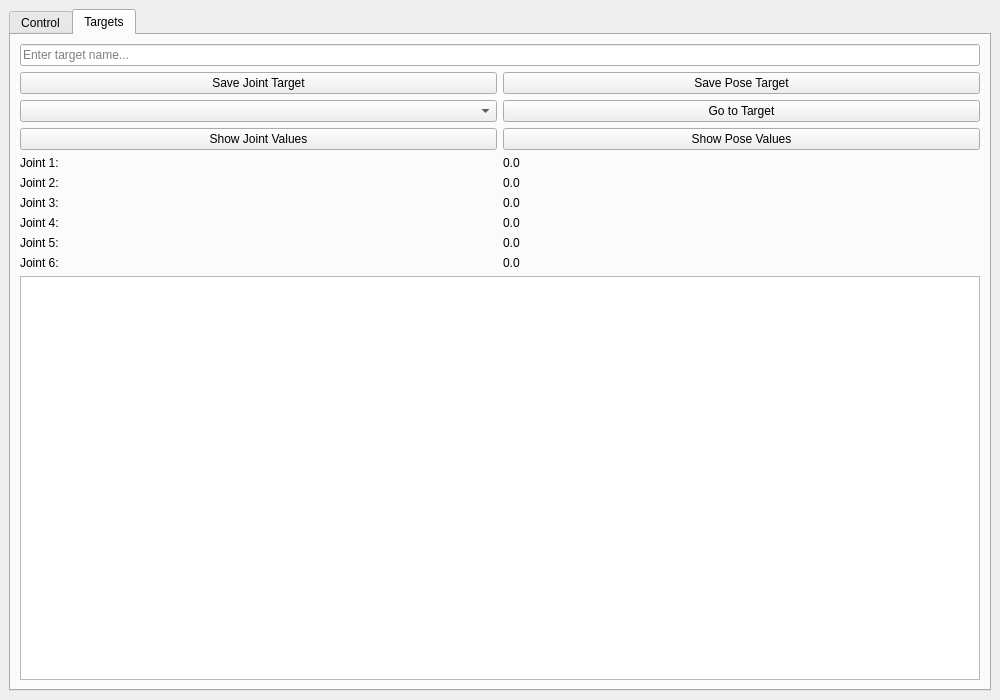
Qt form parol6_gui/mainwindow.ui (syedazif321/parol6) before a commit.
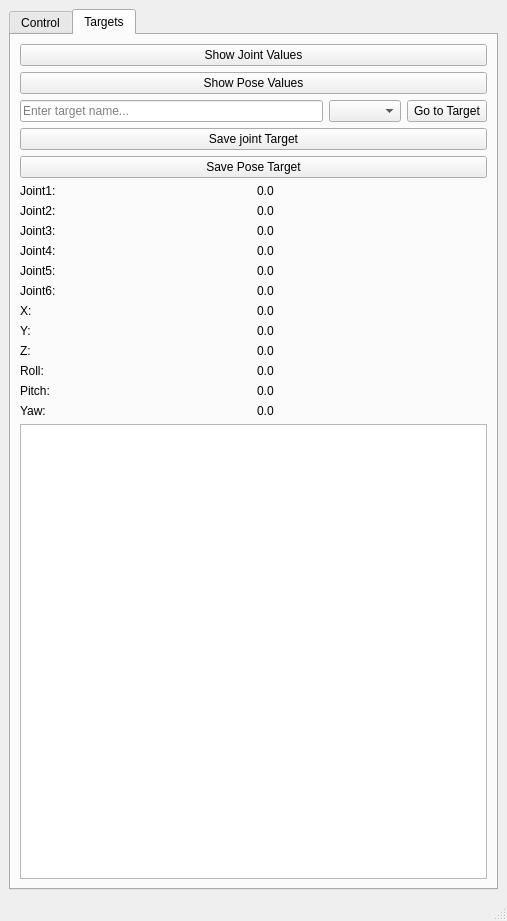
The same form after that commit. The open tabs and pages were chosen to show the change.

Commit message: Enhance UI and Pipeline Functionality

What changed in the file:
```diff
--- a/parol6_gui/mainwindow.ui
+++ b/parol6_gui/mainwindow.ui
@@ -6,8 +6,8 @@
    <rect>
     <x>0</x>
     <y>0</y>
-    <width>1000</width>
-    <height>700</height>
+    <width>507</width>
+    <height>921</height>
    </rect>
   </property>
   <property name="windowTitle">
@@ -18,7 +18,7 @@
     <item>
      <widget class="QTabWidget" name="tabWidget">
       <property name="currentIndex">
-       <number>0</number>
+       <number>1</number>
       </property>
       <widget class="QWidget" name="tab_control">
        <attribute name="title">
@@ -26,8 +26,162 @@
        </attribute>
        <layout class="QVBoxLayout" name="controlLayout">
         <item>
-         <layout class="QHBoxLayout" name="jogControls">
+         <widget class="QGroupBox" name="groupBoxJointControl">
+          <property name="title">
+           <string>Joint Control</string>
+          </property>
+          <layout class="QGridLayout" name="gridLayoutJointControl">
+           <item row="0" column="0">
+            <widget class="QLabel" name="labelJoint1">
+             <property name="text">
+              <string>Joint 1:</string>
+             </property>
+            </widget>
+           </item>
+           <item row="0" column="1">
+            <widget class="QDoubleSpinBox" name="spinJoint1"/>
+           </item>
+           <item row="1" column="0">
+            <widget class="QLabel" name="labelJoint2">
+             <property name="text">
+              <string>Joint 2:</string>
+             </property>
+            </widget>
+           </item>
+           <item row="1" column="1">
+            <widget class="QDoubleSpinBox" name="spinJoint2"/>
+           </item>
+           <item row="2" column="0">
+            <widget class="QLabel" name="labelJoint3">
+             <property name="text">
+              <string>Joint 3:</string>
+             </property>
+            </widget>
+           </item>
+           <item row="2" column="1">
+            <widget class="QDoubleSpinBox" name="spinJoint3"/>
+           </item>
+           <item row="3" column="0">
+            <widget class="QLabel" name="labelJoint4">
+             <property name="text">
+              <string>Joint 4:</string>
+             </property>
+            </widget>
+           </item>
+           <item row="3" column="1">
+            <widget class="QDoubleSpinBox" name="spinJoint4"/>
+           </item>
+           <item row="4" column="0">
+            <widget class="QLabel" name="labelJoint5">
+             <property name="text">
+              <string>Joint 5:</string>
+             </property>
+            </widget>
+           </item>
+           <item row="4" column="1">
+            <widget class="QDoubleSpinBox" name="spinJoint5"/>
+           </item>
+           <item row="5" column="0">
+            <widget class="QLabel" name="labelJoint6">
+             <property name="text">
+              <string>Joint 6:</string>
+             </property>
+            </widget>
+           </item>
+           <item row="5" column="1">
+            <widget class="QDoubleSpinBox" name="spinJoint6"/>
+           </item>
+           <item row="6" column="0" colspan="2">
+            <widget class="QPushButton" name="btnApplyJointPositions">
+             <property name="text">
+              <string>Apply Joint Positions</string>
+             </property>
+            </widget>
+           </item>
+          </layout>
+         </widget>
+        </item>
           <item>
+         <widget class="QGroupBox" name="groupBoxPoseControl">
+          <property name="title">
+           <string>Cartesian Pose Control</string>
+          </property>
+          <layout class="QGridLayout" name="gridLayoutPoseControl">
+           <item row="0" column="0">
+            <widget class="QLabel" name="labelX">
+             <property name="text">
+              <string>X:</string>
+             </property>
+            </widget>
+           </item>
+           <item row="0" column="1">
+            <widget class="QDoubleSpinBox" name="spinX"/>
+           </item>
+           <item row="1" column="0">
+            <widget class="QLabel" name="labelY">
+             <property name="text">
+              <string>Y:</string>
+             </property>
+            </widget>
+           </item>
+           <item row="1" column="1">
+            <widget class="QDoubleSpinBox" name="spinY"/>
+           </item>
+           <item row="2" column="0">
+            <widget class="QLabel" name="labelZ">
+             <property name="text">
+              <string>Z:</string>
+             </property>
+            </widget>
+           </item>
+           <item row="2" column="1">
+            <widget class="QDoubleSpinBox" name="spinZ"/>
+           </item>
+           <item row="3" column="0">
+            <widget class="QLabel" name="labelRoll">
+             <property name="text">
+              <string>Roll:</string>
+             </property>
+            </widget>
+           </item>
+           <item row="3" column="1">
+            <widget class="QDoubleSpinBox" name="spinRoll"/>
+           </item>
+           <item row="4" column="0">
+            <widget class="QLabel" name="labelPitch">
+             <property name="text">
+              <string>Pitch:</string>
+             </property>
+            </widget>
+           </item>
+           <item row="4" column="1">
+            <widget class="QDoubleSpinBox" name="spinPitch"/>
+           </item>
+           <item row="5" column="0">
+            <widget class="QLabel" name="labelYaw">
+             <property name="text">
+              <string>Yaw:</string>
+             </property>
+            </widget>
+           </item>
+           <item row="5" column="1">
+            <widget class="QDoubleSpinBox" name="spinYaw"/>
+           </item>
+           <item row="6" column="0" colspan="2">
+            <widget class="QPushButton" name="btnMoveToPose">
+             <property name="text">
+              <string>Move End-Effector</string>
+             </property>
+            </widget>
+           </item>
+          </layout>
+         </widget>
+        </item>
+        <item>
+         <widget class="QGroupBox" name="groupBoxJogControls">
+          <property name="title">
+           <string>Jog Controls</string>
+          </property>
            <layout class="QGridLayout" name="gridLayoutJog">
             <item row="0" column="0">
              <widget class="QPushButton" name="btnJogXPlus">
@@ -72,71 +226,52 @@
              </widget>
             </item>
             <item row="3" column="0">
-             <widget class="QPushButton" name="btnJogRPlus">
+            <widget class="QPushButton" name="btnJogRollPlus">
               <property name="text">
                <string>Roll+</string>
               </property>
              </widget>
             </item>
             <item row="3" column="1">
-             <widget class="QPushButton" name="btnJogRMinus">
+            <widget class="QPushButton" name="btnJogRollMinus">
               <property name="text">
                <string>Roll-</string>
               </property>
              </widget>
             </item>
             <item row="4" column="0">
-             <widget class="QPushButton" name="btnJogPPlus">
+            <widget class="QPushButton" name="btnJogPitchPlus">
               <property name="text">
                <string>Pitch+</string>
               </property>
              </widget>
             </item>
             <item row="4" column="1">
-             <widget class="QPushButton" name="btnJogPMinus">
+            <widget class="QPushButton" name="btnJogPitchMinus">
               <property name="text">
                <string>Pitch-</string>
               </property>
              </widget>
             </item>
             <item row="5" column="0">
-             <widget class="QPushButton" name="btnJogYPlus">
+            <widget class="QPushButton" name="btnJogYawPlus">
               <property name="text">
                <string>Yaw+</string>
               </property>
              </widget>
             </item>
             <item row="5" column="1">
-             <widget class="QPushButton" name="btnJogYMinus">
+            <widget class="QPushButton" name="btnJogYawMinus">
               <property name="text">
                <string>Yaw-</string>
               </property>
              </widget>
             </item>
            </layout>
-          </item>
-         </layout>
-        </item>
-        <item>
-         <layout class="QHBoxLayout" name="servoControls">
-          <item>
-           <widget class="QPushButton" name="btnServoOn">
-            <property name="text">
-             <string>Servo ON</string>
-            </property>
            </widget>
           </item>
           <item>
-           <widget class="QPushButton" name="btnServoOff">
-            <property name="text">
-             <string>Servo OFF</string>
-            </property>
-           </widget>
-          </item>
-         </layout>
-        </item>
-        <item>
-         <layout class="QHBoxLayout" name="speedControl">
+         <layout class="QHBoxLayout" name="speedLayout">
           <item>
            <widget class="QLabel" name="labelSpeed">
             <property name="text">
@@ -152,15 +287,25 @@
             <property name="maximum">
              <number>200</number>
             </property>
+            <property name="value">
+             <number>100</number>
+            </property>
             <property name="orientation">
              <enum>Qt::Horizontal</enum>
             </property>
            </widget>
           </item>
+          <item>
+           <widget class="QLabel" name="labelCurrentSpeed">
+            <property name="text">
+             <string>1.0x</string>
+            </property>
+           </widget>
+          </item>
          </layout>
         </item>
         <item>
-         <layout class="QHBoxLayout" name="statusDisplay">
+         <layout class="QHBoxLayout" name="statusLayout">
           <item>
            <widget class="QLabel" name="labelBoxCount">
             <property name="text">
@@ -169,7 +314,7 @@
            </widget>
           </item>
           <item>
-           <widget class="QLabel" name="labelCurrentSpeed">
+           <widget class="QLabel" name="labelActiveSpeed">
             <property name="text">
              <string>Speed: 1.0x</string>
             </property>
@@ -184,20 +329,32 @@
           </item>
          </layout>
         </item>
-        <item>
-         <widget class="QTextEdit" name="textLog">
-          <property name="readOnly">
-           <bool>true</bool>
-          </property>
-         </widget>
-        </item>
        </layout>
       </widget>
       <widget class="QWidget" name="tab_targets">
        <attribute name="title">
         <string>Targets</string>
        </attribute>
-       <layout class="QVBoxLayout" name="targetLayout">
+       <layout class="QVBoxLayout" name="verticalLayout_3">
+        <item>
+         <layout class="QVBoxLayout" name="verticalLayout_2"/>
+        </item>
+        <item>
+         <widget class="QPushButton" name="btnShowJointValues">
+          <property name="text">
+           <string>Show Joint Values</string>
+          </property>
+         </widget>
+        </item>
+        <item>
+         <widget class="QPushButton" name="btnShowPoseValues">
+          <property name="text">
+           <string>Show Pose Values</string>
+          </property>
+         </widget>
+        </item>
+        <item>
+         <layout class="QHBoxLayout" name="targetDropdownLayout">
         <item>
          <widget class="QLineEdit" name="lineEditTargetName">
           <property name="placeholderText">
@@ -206,26 +363,6 @@
          </widget>
         </item>
         <item>
-         <layout class="QHBoxLayout" name="targetButtons">
-          <item>
-           <widget class="QPushButton" name="btnSaveJointTarget">
-            <property name="text">
-             <string>Save Joint Target</string>
-            </property>
-           </widget>
-          </item>
-          <item>
-           <widget class="QPushButton" name="btnSavePoseTarget">
-            <property name="text">
-             <string>Save Pose Target</string>
-            </property>
-           </widget>
-          </item>
-         </layout>
-        </item>
-        <item>
-         <layout class="QHBoxLayout" name="targetDropdownLayout">
-          <item>
            <widget class="QComboBox" name="comboBoxTargets"/>
           </item>
           <item>
@@ -238,104 +375,188 @@
          </layout>
         </item>
         <item>
-         <layout class="QHBoxLayout" name="targetDisplayButtons">
-          <item>
-           <widget class="QPushButton" name="btnShowJointValues">
+         <widget class="QPushButton" name="btnSaveTarget">
             <property name="text">
-             <string>Show Joint Values</string>
+           <string>Save joint Target</string>
             </property>
            </widget>
           </item>
           <item>
-           <widget class="QPushButton" name="btnShowPoseValues">
+         <widget class="QPushButton" name="btnSaveTarget_2">
             <property name="text">
-             <string>Show Pose Values</string>
-            </property>
-           </widget>
-          </item>
-         </layout>
+           <string>Save Pose Target</string>
+          </property>
+         </widget>
         </item>
         <item>
          <layout class="QGridLayout" name="jointValuesLayout">
-          <item row="0" column="0">
-           <widget class="QLabel" name="labelJoint1">
+          <item row="4" column="1">
+           <widget class="QLabel" name="valueJoint3">
             <property name="text">
-             <string>Joint 1:</string>
+             <string>0.0</string>
             </property>
            </widget>
           </item>
-          <item row="0" column="1">
+          <item row="7" column="0">
+           <widget class="QLabel" name="labelJoint6Value">
+            <property name="text">
+             <string>Joint6:</string>
+            </property>
+           </widget>
+          </item>
+          <item row="2" column="1">
            <widget class="QLabel" name="valueJoint1">
             <property name="text">
              <string>0.0</string>
             </property>
            </widget>
           </item>
-          <item row="1" column="0">
-           <widget class="QLabel" name="labelJoint2">
+          <item row="5" column="0">
+           <widget class="QLabel" name="labelJoint4Value">
             <property name="text">
-             <string>Joint 2:</string>
+             <string>Joint4:</string>
             </property>
            </widget>
           </item>
-          <item row="1" column="1">
+          <item row="3" column="1">
            <widget class="QLabel" name="valueJoint2">
             <property name="text">
              <string>0.0</string>
             </property>
            </widget>
           </item>
-          <item row="2" column="0">
-           <widget class="QLabel" name="labelJoint3">
-            <property name="text">
-             <string>Joint 3:</string>
-            </property>
-           </widget>
-          </item>
-          <item row="2" column="1">
-           <widget class="QLabel" name="valueJoint3">
+          <item row="7" column="1">
+           <widget class="QLabel" name="valueJoint6">
             <property name="text">
              <string>0.0</string>
             </property>
            </widget>
           </item>
-          <item row="3" column="0">
-           <widget class="QLabel" name="labelJoint4">
+          <item row="4" column="0">
+           <widget class="QLabel" name="labelJoint3Value">
             <property name="text">
-             <string>Joint 4:</string>
+             <string>Joint3:</string>
             </property>
            </widget>
           </item>
-          <item row="3" column="1">
+          <item row="5" column="1">
            <widget class="QLabel" name="valueJoint4">
             <property name="text">
              <string>0.0</string>
             </property>
            </widget>
           </item>
-          <item row="4" column="0">
-           <widget class="QLabel" name="labelJoint5">
+          <item row="2" column="0">
+           <widget class="QLabel" name="labelJoint1Value">
             <property name="text">
-             <string>Joint 5:</string>
+             <string>Joint1:</string>
             </property>
            </widget>
           </item>
-          <item row="4" column="1">
+          <item row="6" column="0">
+           <widget class="QLabel" name="labelJoint5Value">
+            <property name="text">
+             <string>Joint5:</string>
+            </property>
+           </widget>
+          </item>
+          <item row="3" column="0">
+           <widget class="QLabel" name="labelJoint2Value">
+            <property name="text">
+             <string>Joint2:</string>
+            </property>
+           </widget>
+          </item>
+          <item row="6" column="1">
            <widget class="QLabel" name="valueJoint5">
             <property name="text">
              <string>0.0</string>
             </property>
            </widget>
           </item>
+         </layout>
+        </item>
+        <item>
+         <layout class="QGridLayout" name="jointValuesLayout_3">
+          <item row="2" column="1">
+           <widget class="QLabel" name="valueJoint3_3">
+            <property name="text">
+             <string>0.0</string>
+            </property>
+           </widget>
+          </item>
           <item row="5" column="0">
-           <widget class="QLabel" name="labelJoint6">
+           <widget class="QLabel" name="labelJoint6Value_3">
             <property name="text">
-             <string>Joint 6:</string>
+             <string>Yaw:</string>
+            </property>
+           </widget>
+          </item>
+          <item row="0" column="1">
+           <widget class="QLabel" name="valueJoint1_3">
+            <property name="text">
+             <string>0.0</string>
+            </property>
+           </widget>
+          </item>
+          <item row="3" column="0">
+           <widget class="QLabel" name="labelJoint4Value_3">
+            <property name="text">
+             <string>Roll:</string>
+            </property>
+           </widget>
+          </item>
+          <item row="1" column="1">
+           <widget class="QLabel" name="valueJoint2_3">
+            <property name="text">
+             <string>0.0</string>
             </property>
            </widget>
           </item>
           <item row="5" column="1">
-           <widget class="QLabel" name="valueJoint6">
+           <widget class="QLabel" name="valueJoint6_3">
+            <property name="text">
+             <string>0.0</string>
+            </property>
+           </widget>
+          </item>
+          <item row="2" column="0">
+           <widget class="QLabel" name="labelJoint3Value_3">
+            <property name="text">
+             <string>Z:</string>
+            </property>
+           </widget>
+          </item>
+          <item row="3" column="1">
+           <widget class="QLabel" name="valueJoint4_3">
+            <property name="text">
+             <string>0.0</string>
+            </property>
+           </widget>
+          </item>
+          <item row="0" column="0">
+           <widget class="QLabel" name="labelJoint1Value_3">
+            <property name="text">
+             <string>X:</string>
+            </property>
+           </widget>
+          </item>
+          <item row="4" column="0">
+           <widget class="QLabel" name="labelJoint5Value_3">
+            <property name="text">
+             <string>Pitch:</string>
+            </property>
+           </widget>
+          </item>
+          <item row="1" column="0">
+           <widget class="QLabel" name="labelJoint2Value_3">
+            <property name="text">
+             <string>Y:</string>
+            </property>
+           </widget>
+          </item>
+          <item row="4" column="1">
+           <widget class="QLabel" name="valueJoint5_3">
             <property name="text">
              <string>0.0</string>
             </property>
@@ -356,6 +577,17 @@
     </item>
    </layout>
   </widget>
+  <widget class="QMenuBar" name="menubar">
+   <property name="geometry">
+    <rect>
+     <x>0</x>
+     <y>0</y>
+     <width>507</width>
+     <height>22</height>
+    </rect>
+   </property>
+  </widget>
+  <widget class="QStatusBar" name="statusbar"/>
  </widget>
  <resources/>
  <connections/>
```
Lines whose indentation alone changed are shown as unchanged. The commit also changes 4 other files.
